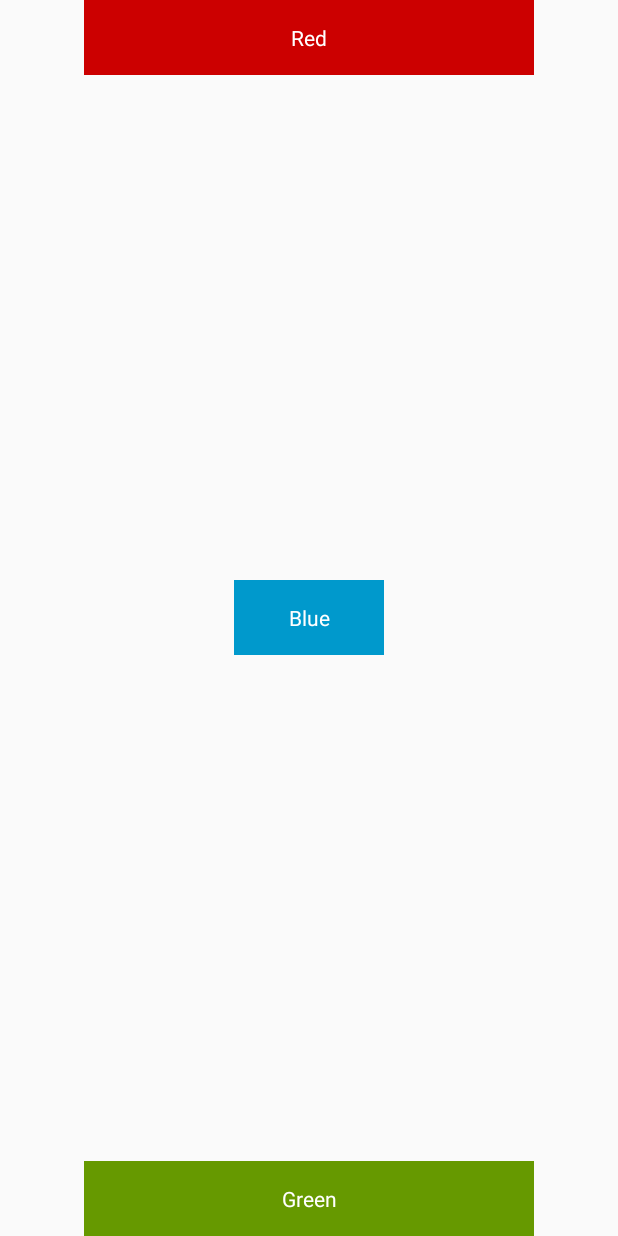
After one commit to zavanton321/android-ui-demo, an Android app: the layout linear_demo.xml on its own in the app's theme, with its tools: preview values and no code run, on a phone screen of 412 x 824 dp. The commit adds this screen. Run offline under Robolectric (Android 15) with nearby library versions, the phone set to English and light mode, and no system bars.

Commit message:
linear and frame

```diff
--- /dev/null
+++ b/app/src/main/res/layout/linear_demo.xml
@@ -0,0 +1,50 @@
+<?xml version="1.0" encoding="utf-8"?>
+<LinearLayout
+    xmlns:android="http://schemas.android.com/apk/res/android"
+    android:layout_width="match_parent"
+    android:layout_height="match_parent"
+    android:gravity="center"
+    android:orientation="vertical"
+    android:weightSum="2"
+    >
+
+    <TextView
+        android:layout_width="300dp"
+        android:layout_height="50dp"
+        android:background="@android:color/holo_red_dark"
+        android:gravity="center"
+        android:text="Red"
+        android:textColor="@android:color/white"
+        />
+
+    <View
+        android:layout_width="0dp"
+        android:layout_height="0dp"
+        android:layout_weight="1"
+        />
+
+    <TextView
+        android:layout_width="100dp"
+        android:layout_height="50dp"
+        android:background="@android:color/holo_blue_dark"
+        android:gravity="center"
+        android:text="Blue"
+        android:textColor="@android:color/white"
+        />
+
+    <View
+        android:layout_width="0dp"
+        android:layout_height="0dp"
+        android:layout_weight="1"
+        />
+
+    <TextView
+        android:layout_width="300dp"
+        android:layout_height="50dp"
+        android:background="@android:color/holo_green_dark"
+        android:gravity="center"
+        android:text="Green"
+        android:textColor="@android:color/white"
+        />
+
+</LinearLayout>
--- a/app/src/main/res/values/strings.xml
+++ b/app/src/main/res/values/strings.xml
@@ -1,3 +1,4 @@
 <resources>
     <string name="app_name">UiDemo</string>
+    <string name="hello_kittie">Hello Kittie!</string>
 </resources>
```
Also changed, not shown: app/src/main/java/com/example/uidemo/MainActivity.kt (+11 -1 lines), app/src/main/res/drawable-anydpi/ic_favorite_border.xml (added, +9 -0 lines), app/src/main/res/layout/activity_main.xml (+12 -13 lines), app/src/main/res/layout/frame_demo.xml (added, +38 -0 lines), app/src/main/res/drawable-hdpi/cat.png (added), app/src/main/res/drawable-mdpi/cat.png (added), 3 other files.
